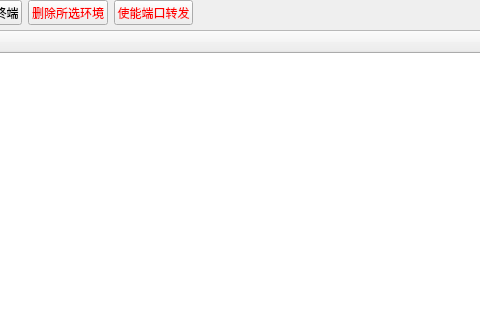
Above: ui/mainWin.ui from zangailcs/JumpSsh before the change; both pictures show x 317 to 797 and y 0 to 320 of the 1366 by 800 pixel window. Below: the same form after it.
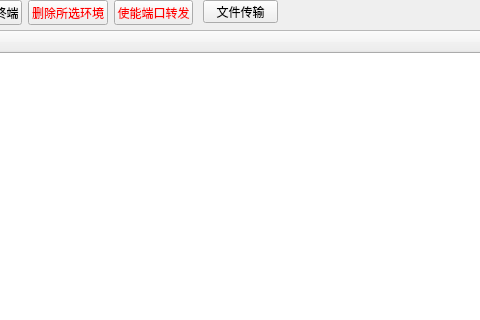
That is the form after the change.

Patch:
```diff
--- a/ui/mainWin.ui
+++ b/ui/mainWin.ui
@@ -74,7 +74,7 @@
      </widget>
     </widget>
    </widget>
-   <widget class="QWidget" name="">
+   <widget class="QWidget" name="layoutWidget">
     <property name="geometry">
      <rect>
       <x>3</x>
@@ -134,6 +134,19 @@
      </item>
     </layout>
    </widget>
+   <widget class="QPushButton" name="ftpBtn">
+    <property name="geometry">
+     <rect>
+      <x>520</x>
+      <y>0</y>
+      <width>75</width>
+      <height>23</height>
+     </rect>
+    </property>
+    <property name="text">
+     <string>文件传输</string>
+    </property>
+   </widget>
   </widget>
   <widget class="QMenuBar" name="menubar">
    <property name="geometry">
```
